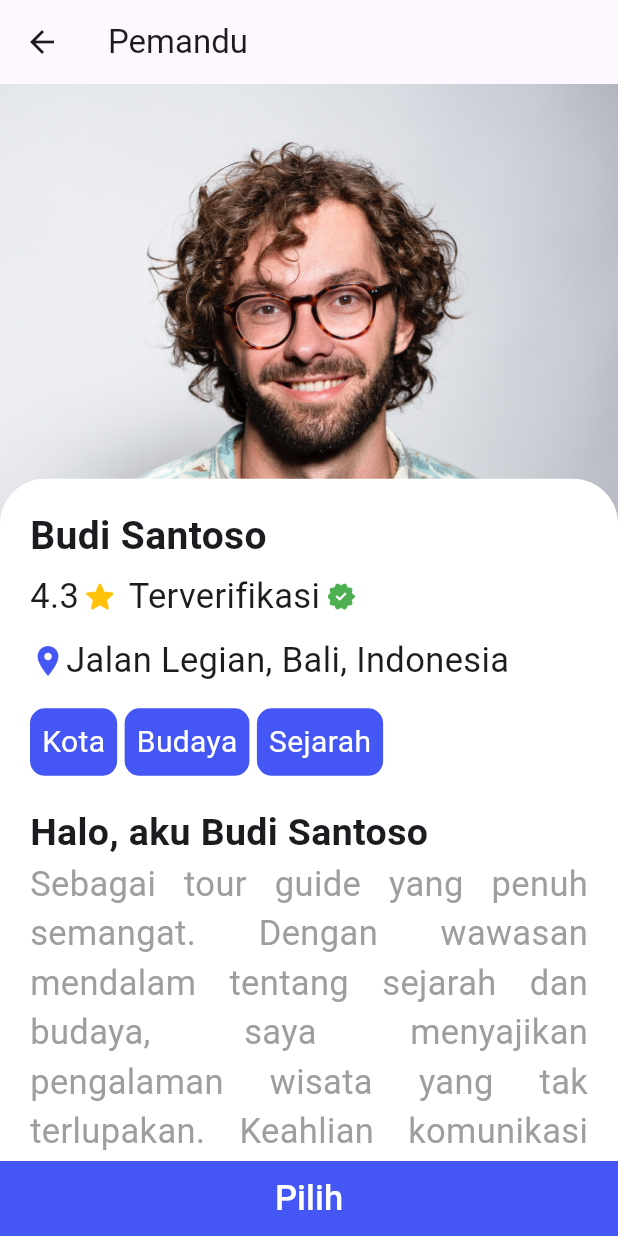
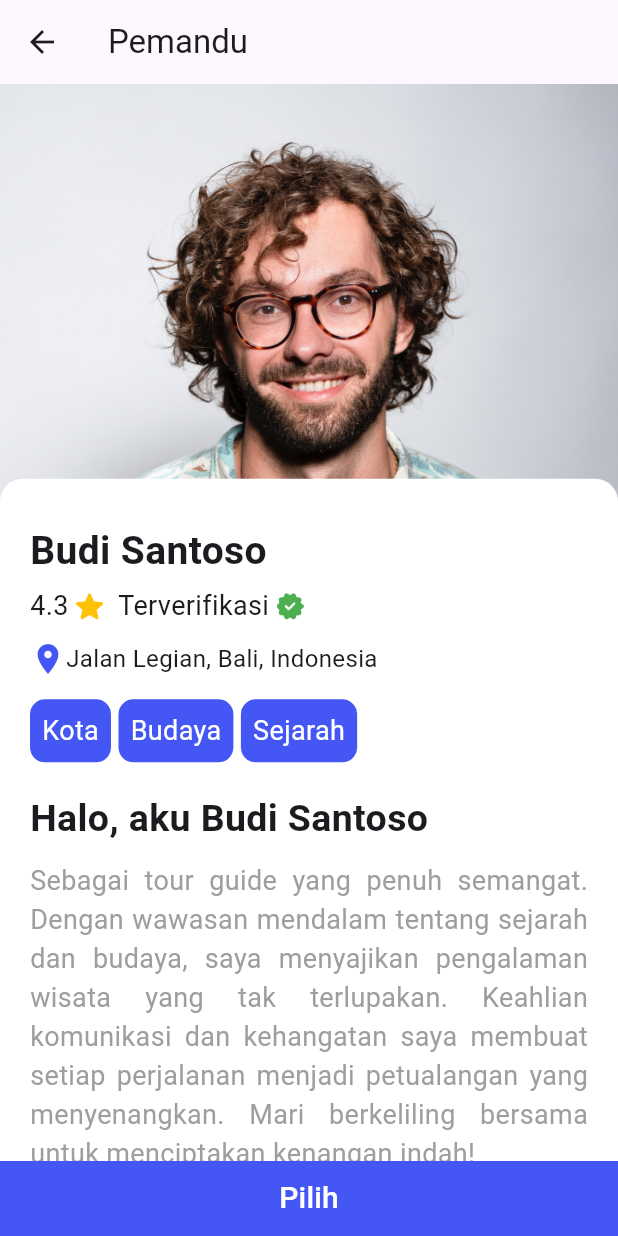
Before and after one commit to Alfikriangelo/MoJalan, a Flutter app: the screen it shows after launch, after a tap on "Budi Santoso", on a phone screen of 412 x 824 dp. Run offline on Flutter 3.47's test engine with Material 3 defaults, Android fonts, the phone set to English and light mode, and no system bars; our stand-ins replace flutter_map, latlong2.

Commit message:
perbaiki ui

```diff
--- a/lib/screens/Details/details_tourguide.dart
+++ b/lib/screens/Details/details_tourguide.dart
@@ -45,14 +45,14 @@ class _DetailsTourguidesState extends State<DetailsTourguides> {
                     width: double.infinity,
                     decoration: BoxDecoration(
                       color: whiteColor,
-                      borderRadius: BorderRadius.circular(30),
+                      borderRadius: BorderRadius.circular(15),
                     ),
                     child: ListView(
                       physics: BouncingScrollPhysics(),
                       children: [
                         Padding(
                           padding: EdgeInsets.symmetric(
-                              vertical: 20, horizontal: 20),
+                              vertical: 30, horizontal: 20),
                           child: Column(
                             crossAxisAlignment: CrossAxisAlignment.start,
                             children: [
@@ -68,7 +68,7 @@ class _DetailsTourguidesState extends State<DetailsTourguides> {
                                 children: [
                                   Text(
                                     widget.tourGuideInfo.rating.toString(),
-                                    style: TextStyle(fontSize: 23),
+                                    style: TextStyle(fontSize: 18),
                                   ),
                                   Padding(
                                     padding: const EdgeInsets.only(left: 5),
@@ -83,7 +83,7 @@ class _DetailsTourguidesState extends State<DetailsTourguides> {
                                         left: 10, right: 5),
                                     child: Text(
                                       widget.tourGuideInfo.verified,
-                                      style: TextStyle(fontSize: 23),
+                                      style: TextStyle(fontSize: 18),
                                     ),
                                   ),
                                   Image.asset(
@@ -105,7 +105,7 @@ class _DetailsTourguidesState extends State<DetailsTourguides> {
                                   ),
                                   Text(
                                     widget.tourGuideInfo.place,
-                                    style: TextStyle(fontSize: 23),
+                                    style: TextStyle(fontSize: 16),
                                   ),
                                 ],
                               ),
@@ -126,13 +126,14 @@ class _DetailsTourguidesState extends State<DetailsTourguides> {
                                       child: Text(
                                         expertise,
                                         style: TextStyle(
-                                            color: Colors.white, fontSize: 20),
+                                            color: Colors.white, fontSize: 18),
                                       ),
                                     ),
                                 ],
                               ),
                               Padding(
-                                padding: const EdgeInsets.only(top: 20),
+                                padding:
+                                    const EdgeInsets.only(top: 20, bottom: 10),
                                 child: Text(
                                   "Halo, aku ${widget.tourGuideInfo.name}",
                                   style: TextStyle(
@@ -144,7 +145,7 @@ class _DetailsTourguidesState extends State<DetailsTourguides> {
                                 widget.tourGuideInfo.introduce,
                                 textAlign: TextAlign.justify,
                                 style: TextStyle(
-                                  fontSize: 23,
+                                  fontSize: 18,
                                   color: Colors.grey,
                                 ),
                               ),
@@ -155,21 +156,35 @@ class _DetailsTourguidesState extends State<DetailsTourguides> {
                                 "Bahasa: ${widget.tourGuideInfo.language.join(', ')}",
                                 style: TextStyle(
                                     fontWeight: FontWeight.bold,
-                                    fontSize: 23,
+                                    fontSize: 20,
                                     color: Color.fromARGB(255, 87, 111, 227)),
                               ),
+                              SizedBox(
+                                height: 15,
+                              ),
+                              Row(
+                                children: [
                                   Text(
-                                "Harga: Rp${NumberFormat('#,###', 'id_ID').format(widget.tourGuideInfo.price)} / Hari",
+                                    "Harga: ",
                                     style: TextStyle(
                                         fontWeight: FontWeight.bold,
-                                    fontSize: 23,
+                                        fontSize: 17,
+                                        color: blackColor),
+                                  ),
+                                  Text(
+                                    "Rp${NumberFormat('#,###', 'id_ID').format(widget.tourGuideInfo.price)} / Hari",
+                                    style: TextStyle(
+                                        fontWeight: FontWeight.bold,
+                                        fontSize: 17,
                                         color: const Color.fromARGB(
                                             255, 126, 224, 129)),
                                   ),
-                              Padding(
-                                padding:
-                                    const EdgeInsets.symmetric(vertical: 20),
-                                child: Wrap(
+                                ],
+                              ),
+                              SizedBox(
+                                height: 15,
+                              ),
+                              Wrap(
                                 spacing: 5,
                                 children: [
                                   for (String imagePath
@@ -177,8 +192,7 @@ class _DetailsTourguidesState extends State<DetailsTourguides> {
                                     Container(
                                       margin: EdgeInsets.only(left: 5),
                                       child: ClipRRect(
-                                          borderRadius:
-                                              BorderRadius.circular(10),
+                                        borderRadius: BorderRadius.circular(10),
                                         child: Image.asset(
                                           imagePath,
                                           height: 150,
@@ -188,7 +202,6 @@ class _DetailsTourguidesState extends State<DetailsTourguides> {
                                       ),
                                     ),
                                 ],
-                                ),
                               ),
                             ],
                           ),
@@ -217,7 +230,7 @@ class _DetailsTourguidesState extends State<DetailsTourguides> {
                   },
                   child: Text(
                     'Pilih',
-                    style: TextStyle(fontSize: 23),
+                    style: TextStyle(fontSize: 20),
                   ),
                 ),
               ],
--- a/lib/screens/Home/home.dart
+++ b/lib/screens/Home/home.dart
@@ -117,21 +117,22 @@ class _HomeState extends State<Home> {
                               ],
                             ),
                           ),
-                          Row(
+                          Padding(
+                            padding: const EdgeInsets.only(top: 5),
+                            child: Row(
                               crossAxisAlignment: CrossAxisAlignment.start,
                               children: [
                                 Icon(
                                   Icons.location_on,
                                   color: primaryColor,
+                                  size: 20,
                                 ),
-                              SizedBox(
-                                  width:
-                                      8), // Memberikan sedikit ruang antara ikon dan teks
                                 Text(
                                   "Bali",
-                                style: TextStyle(fontSize: 20),
+                                  style: TextStyle(fontSize: 16),
                                 )
                               ],
+                            ),
                           )
                         ],
                       ),
--- a/lib/screens/Home/widgets/recommended_tourguide_cards.dart
+++ b/lib/screens/Home/widgets/recommended_tourguide_cards.dart
@@ -35,9 +35,8 @@ class RecommendedTourGuidesCard extends StatelessWidget {
                   width: double.infinity,
                   child: Row(
                     children: [
-                      // Bagian Gambar (1/4 dari lebar container)
                       Container(
-                        width: 190, // 1/4 dari lebar container
+                        width: 150, // 1/4 dari lebar container
                         child: ClipRRect(
                           borderRadius: BorderRadius.circular(20),
                           child: Image.asset(
@@ -65,18 +64,26 @@ class RecommendedTourGuidesCard extends StatelessWidget {
                                 ),
                                 Row(
                                   children: [
-                                    Text(
+                                    Padding(
+                                      padding: const EdgeInsets.symmetric(
+                                          vertical: 8),
+                                      child: Text(
                                         tourGuideInfo.rating.toString(),
                                         style: TextStyle(
                                           fontSize: 20,
                                         ),
                                       ),
-                                    Image.asset(
+                                    ),
+                                    Padding(
+                                      padding: const EdgeInsets.only(
+                                          left: 5, bottom: 5),
+                                      child: Image.asset(
                                         "assets/icons/star.png", // Menggunakan `Image.asset` untuk asset lokal
                                         height:
                                             18, // Sesuaikan tinggi gambar sesuai kebutuhan
                                         width:
                                             18, // Sesuaikan lebar gambar sesuai kebutuhan
+                                      ),
                                     ),
                                   ],
                                 ),
@@ -85,13 +92,14 @@ class RecommendedTourGuidesCard extends StatelessWidget {
                                     Icon(
                                       Icons.location_on,
                                       color: primaryColor,
+                                      size: 20,
                                     ),
                                     Flexible(
                                       child: Text(
                                         tourGuideInfo.place,
                                         style: TextStyle(
                                           fontWeight: FontWeight.normal,
-                                          fontSize: 20,
+                                          fontSize: 16,
                                         ),
                                         overflow: TextOverflow
                                             .ellipsis, // Jika teks terlalu panjang, tampilkan titik-titik elipsis
```
Also changed, not shown: lib/screens/Booking/booking.dart (+36 -8 lines), lib/screens/Details/details_places.dart (+5 -5 lines). Lines whose indentation alone changed are shown as unchanged.
